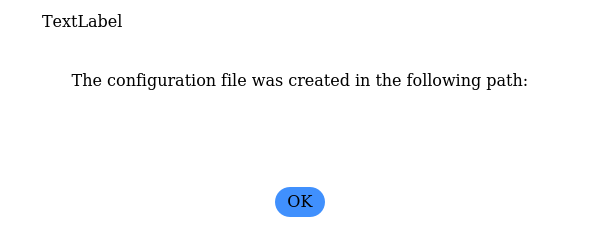
Above: ui_dialog.ui from BiaPyX/BiaPy-GUI before the change. Below: the same form after it.
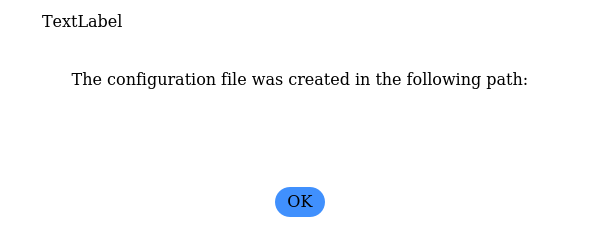
That is the form after the change. Icons and pictures are not drawn.

Commit message: Add question if the YAML to be created exists

The edit to the form file:
```diff
--- a/ui_dialog.ui
+++ b/ui_dialog.ui
@@ -301,7 +301,7 @@
             <string notr="true"/>
            </property>
            <property name="text">
-            <string>The configuration file was created in the following path:</string>
+            <string>&lt;html&gt;&lt;head/&gt;&lt;body&gt;&lt;p&gt;The configuration file was created in the following path:&lt;/p&gt;&lt;/body&gt;&lt;/html&gt;</string>
            </property>
            <property name="alignment">
             <set>Qt::AlignCenter</set>
```
Left out of the diff: 3 changed lines with no effect on the pictures. The commit also changes 2 other files.
